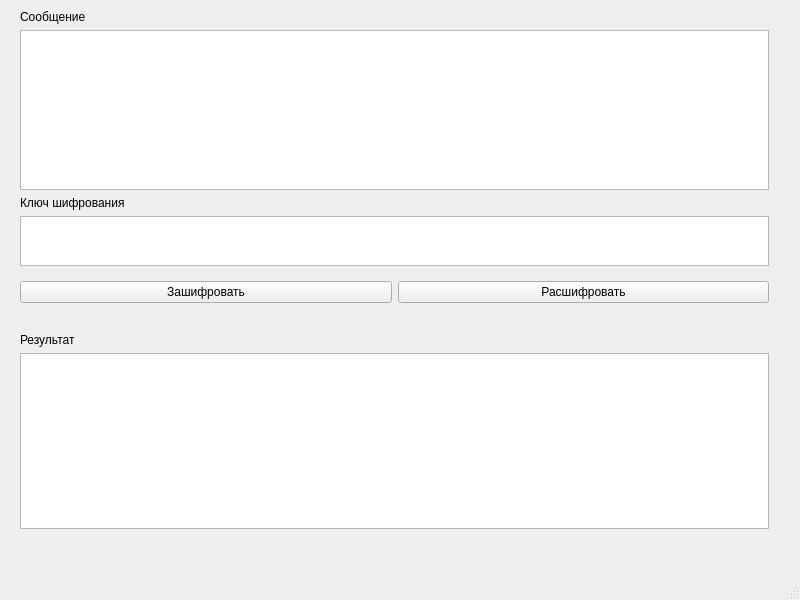
Above: mainwindow.ui from ilkol/crypto before the change. Below: the same form after it.
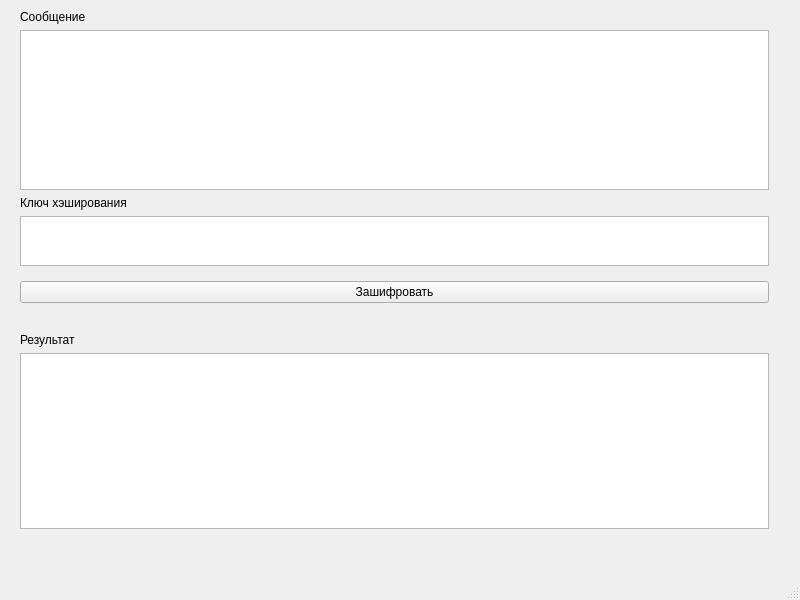
That is the form after the change.

Commit message: remove extra interface

```diff
--- a/mainwindow.ui
+++ b/mainwindow.ui
@@ -48,7 +48,7 @@
      <item>
       <widget class="QLabel" name="labelKey">
        <property name="text">
-        <string>Ключ шифрования</string>
+        <string>Ключ хэширования</string>
        </property>
       </widget>
      </item>
@@ -90,13 +90,6 @@
          </property>
         </widget>
        </item>
-       <item>
-        <widget class="QPushButton" name="pushButtonDecipher">
-         <property name="text">
-          <string>Расшифровать</string>
-         </property>
-        </widget>
-       </item>
       </layout>
      </item>
      <item>
```
The commit also changes 4 other files.
